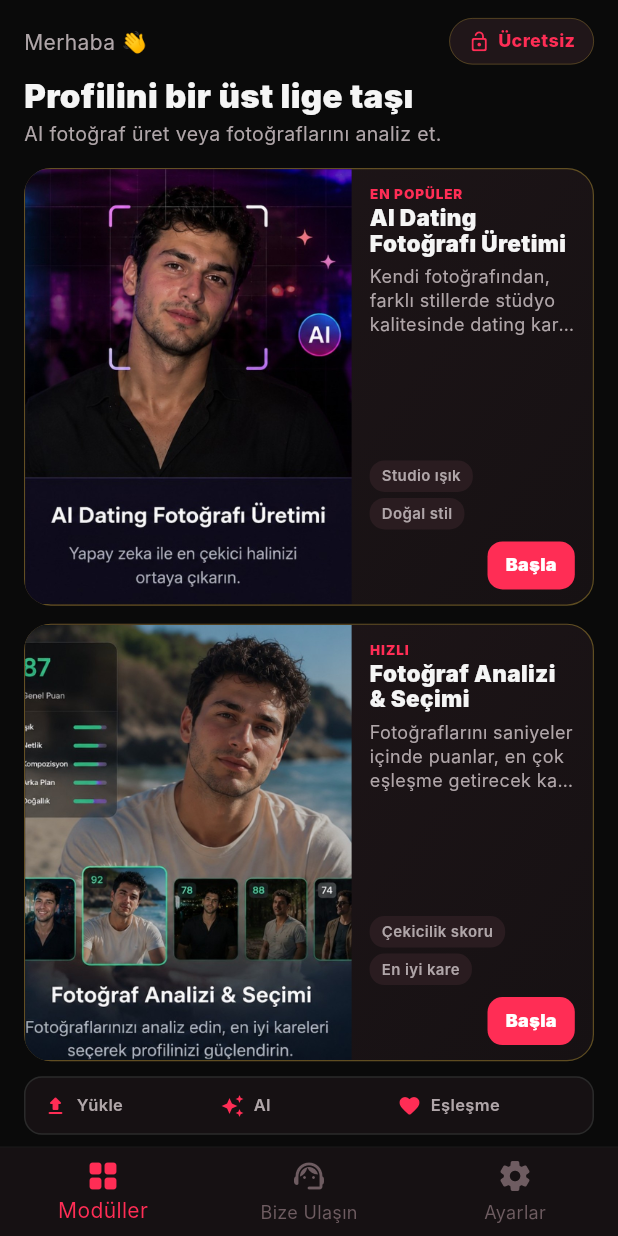
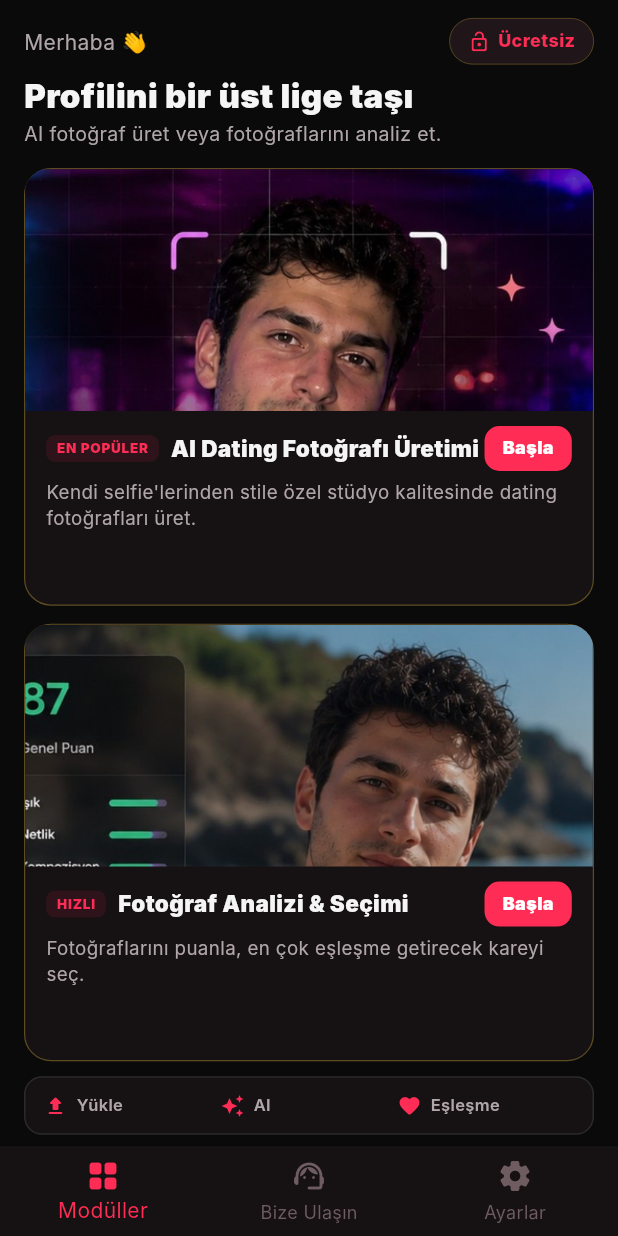
Before and after one commit to oxfordkelimelik-eng/voxenai, a Flutter app: the ModuleHubScreen screen opened by its route, on a phone screen of 412 x 824 dp. Run offline on Flutter 3.47's test engine with Material 3 defaults, Android fonts, the phone set to English and light mode, and no system bars; our stand-ins replace cached_network_image, camera, cloud_firestore, cloud_functions, dio, equatable and 20 more; missing offline and left inert: google_mlkit_face_detection, google_mlkit_pose_detection; accounts and stored records are empty; network calls fail; Roboto replaces fonts that are missing (Inter); project files that could hold a hidden picture were left out.

Commit message:
Hub kartlarını yatay kapak + alt açıklama yap; AI foto upload hatasını düzelt.
fal CDN v3 + signed URL yedeklemesi; modül kartlarında metin taşması giderildi.

Co-authored-by: Cursor <cursoragent@cursor.com>

```diff
--- a/lib/presentation/dating/modules/module_hub.dart
+++ b/lib/presentation/dating/modules/module_hub.dart
@@ -215,14 +215,12 @@ class _ModuleMeta {
   static const Map<String, _ModuleMeta> byId = {
     'ai_photo': _ModuleMeta(
       'EN POPÜLER',
-      'Kendi fotoğrafından, farklı stillerde stüdyo kalitesinde dating '
-          'kareleri üret.',
+      'Kendi selfie\'lerinden stile özel stüdyo kalitesinde dating fotoğrafları üret.',
       ['Studio ışık', 'Doğal stil', 'Outdoor'],
     ),
     'photo_analysis': _ModuleMeta(
       'HIZLI',
-      'Fotoğraflarını saniyeler içinde puanlar, en çok eşleşme getirecek '
-          'kareyi seçer.',
+      'Fotoğraflarını puanla, en çok eşleşme getirecek kareyi seç.',
       ['Çekicilik skoru', 'En iyi kare', 'İpuçları'],
     ),
   };
@@ -234,7 +232,7 @@ class _ModuleMeta {
       };
 }
 
-/// Ana ekrandaki iki modüle özel büyük, dolu özellik kartı.
+/// Ana ekrandaki iki modüle özel kart: üstte yatay görsel, altta açıklama.
 class _FeatureCard extends StatelessWidget {
   final DatingModule module;
   final bool hasPack;
@@ -250,23 +248,17 @@ class _FeatureCard extends StatelessWidget {
       onTap: onTap,
       child: Container(
         decoration: BoxDecoration(
-          gradient: const LinearGradient(
-            begin: Alignment.topLeft,
-            end: Alignment.bottomRight,
-            colors: [
-              AppColors.surfaceElevated,
-              AppColors.surface,
-            ],
-          ),
+          color: AppColors.surface,
           borderRadius: BorderRadius.circular(18),
           border: Border.all(color: AppColors.borderGold, width: 0.8),
         ),
         clipBehavior: Clip.antiAlias,
-        child: Row(
+        child: Column(
+          crossAxisAlignment: CrossAxisAlignment.stretch,
           children: [
-            // Portre thumb — fotoğraflarla aynı 3:4 oran, yüz üstte kalır
-            AspectRatio(
-              aspectRatio: 3 / 4,
+            // Üst: yatay kapak görseli
+            Expanded(
+              flex: 5,
               child: DatingModuleImage(
                 assetPath: _ModuleMeta.imageFor(module.id),
                 fallbackIcon: module.icon,
@@ -274,64 +266,45 @@ class _FeatureCard extends StatelessWidget {
                 alignment: Alignment.topCenter,
               ),
             ),
+            // Alt: başlık + kısa açıklama + CTA
             Expanded(
+              flex: 4,
               child: Padding(
-                padding: const EdgeInsets.fromLTRB(12, 10, 12, 10),
+                padding: const EdgeInsets.fromLTRB(14, 10, 14, 10),
                 child: Column(
                   crossAxisAlignment: CrossAxisAlignment.start,
                   children: [
-                    if (meta.badge.isNotEmpty)
-                      Text(meta.badge,
+                    Row(
+                      children: [
+                        if (meta.badge.isNotEmpty) ...[
+                          Container(
+                            padding: const EdgeInsets.symmetric(
+                                horizontal: 7, vertical: 2),
+                            decoration: BoxDecoration(
+                              color: AppColors.goldSurface,
+                              borderRadius: BorderRadius.circular(6),
+                            ),
+                            child: Text(meta.badge,
                                 style: const TextStyle(
                                     fontSize: 9,
                                     fontWeight: FontWeight.w900,
-                              letterSpacing: 0.6,
+                                    letterSpacing: 0.5,
                                     color: AppColors.gold)),
-                    Text(module.title,
-                        maxLines: 2,
+                          ),
+                          const SizedBox(width: 8),
+                        ],
+                        Expanded(
+                          child: Text(module.title,
+                              maxLines: 1,
                               overflow: TextOverflow.ellipsis,
                               style: const TextStyle(
                                   fontSize: 15,
                                   fontWeight: FontWeight.w900,
-                            height: 1.15,
                                   color: AppColors.textPrimary)),
-                    const SizedBox(height: 6),
-                    Expanded(
-                      child: Text(meta.pitch,
-                          maxLines: 3,
-                          overflow: TextOverflow.ellipsis,
-                          style: const TextStyle(
-                              fontSize: 12,
-                              height: 1.35,
-                              color: AppColors.textSecondary)),
                         ),
-                    if (meta.highlights.isNotEmpty)
-                      Wrap(
-                        spacing: 6,
-                        runSpacing: 4,
-                        children: [
-                          for (final h in meta.highlights.take(2))
                         Container(
                           padding: const EdgeInsets.symmetric(
-                                  horizontal: 8, vertical: 3),
-                              decoration: BoxDecoration(
-                                color: AppColors.surfaceHighest,
-                                borderRadius: BorderRadius.circular(10),
-                              ),
-                              child: Text(h,
-                                  style: const TextStyle(
-                                      fontSize: 10,
-                                      fontWeight: FontWeight.w600,
-                                      color: AppColors.textSecondary)),
-                            ),
-                        ],
-                      ),
-                    const SizedBox(height: 8),
-                    Align(
-                      alignment: Alignment.centerRight,
-                      child: Container(
-                        padding: const EdgeInsets.symmetric(
-                            horizontal: 12, vertical: 7),
+                              horizontal: 12, vertical: 6),
                           decoration: BoxDecoration(
                             color: AppColors.gold,
                             borderRadius: BorderRadius.circular(10),
@@ -341,6 +314,20 @@ class _FeatureCard extends StatelessWidget {
                                   fontSize: 12,
                                   fontWeight: FontWeight.w900,
                                   color: AppColors.textOnGold)),
+                        ),
+                      ],
+                    ),
+                    const SizedBox(height: 6),
+                    Expanded(
+                      child: Text(
+                        meta.pitch,
+                        maxLines: 2,
+                        overflow: TextOverflow.ellipsis,
+                        style: const TextStyle(
+                          fontSize: 12.5,
+                          height: 1.35,
+                          color: AppColors.textSecondary,
+                        ),
                       ),
                     ),
                   ],
```
Also changed, not shown: assets/dating/modules/hub_ai_photo.jpg, assets/dating/modules/hub_analysis.jpg, 1 other file. Lines whose indentation alone changed are shown as unchanged.
